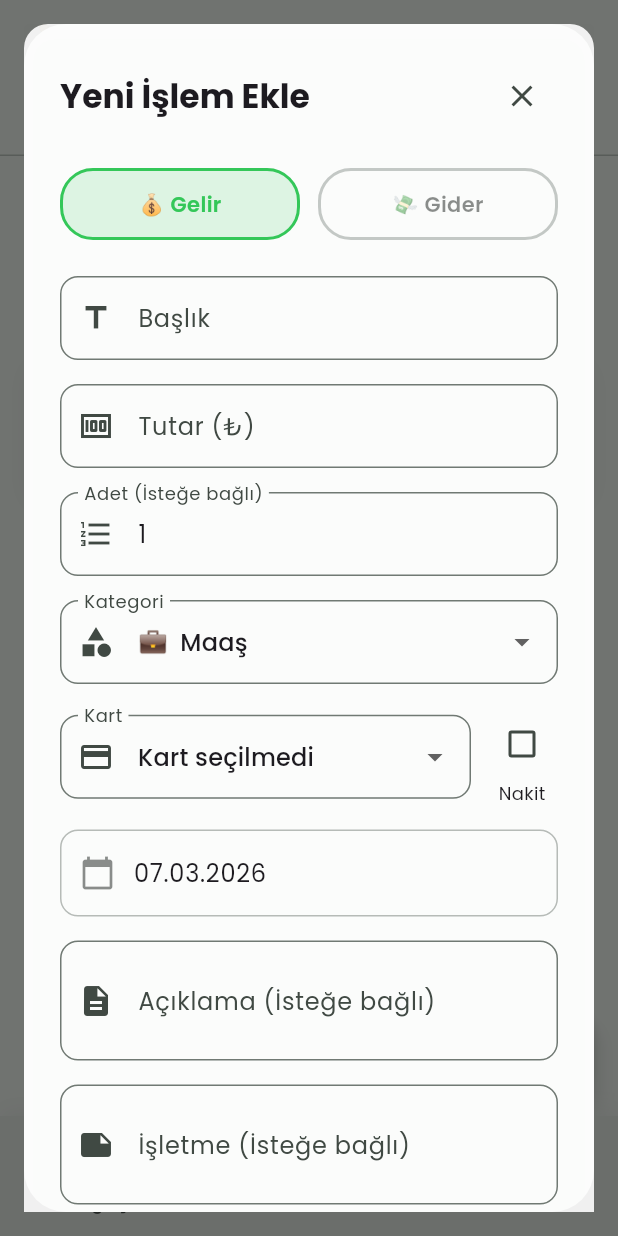
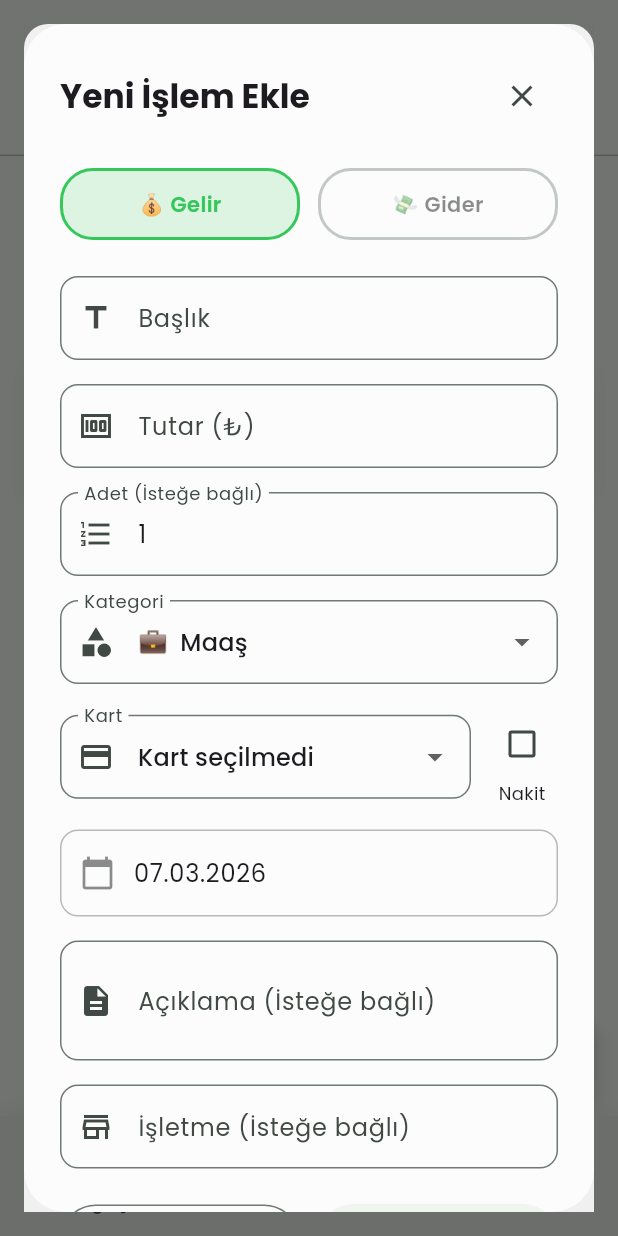
Before and after one commit to YusufErdemK/adiyok, a Flutter app: the screen it shows after launch, item 2 of the bottom bar chosen, after a tap on "İşlem Ekle", on a phone screen of 412 x 824 dp. Run offline on Flutter 3.47's test engine with Material 3 defaults, Android fonts, the phone set to English and light mode, and no system bars; our stand-ins replace audioplayers, fl_chart, flutter_markdown, google_fonts, shared_preferences.

Commit message:
new f: developed company input much better. new style and auto-complete
Signed-off-by: YusufErdemK <yusuferdemyek@gmail.com>

```diff
--- a/lib/widgets/add_transaction_dialog.dart
+++ b/lib/widgets/add_transaction_dialog.dart
@@ -115,6 +115,18 @@ class _AddTransactionDialogState extends State<AddTransactionDialog> {
     final allNodes = _flattenNodes(context.watch<TreeProvider>().roots);
     final colorScheme = Theme.of(context).colorScheme;
 
+    // Mevcut işletmeleri topla (autocomplete için)
+    final allBusinesses =
+        context
+            .watch<TransactionProvider>()
+            .transactions
+            .map((t) => t.notes)
+            .where((n) => n != null && n.trim().isNotEmpty)
+            .map((n) => n!.trim())
+            .toSet()
+            .toList()
+          ..sort();
+
     const incomeColor = Color(0xFF34C759);
     const expenseColor = Color(0xFFFF3B30);
 
@@ -154,6 +166,7 @@ class _AddTransactionDialogState extends State<AddTransactionDialog> {
               ),
               const SizedBox(height: 24),
 
+              // Gelir/Gider toggle
               Row(
                 children: [
                   Expanded(
@@ -518,17 +531,98 @@ class _AddTransactionDialogState extends State<AddTransactionDialog> {
               ),
               const SizedBox(height: 16),
 
-              TextField(
-                controller: _notesController,
+              // ── İşletme alanı — Autocomplete
+              Autocomplete<String>(
+                initialValue: TextEditingValue(text: _notesController.text),
+                optionsBuilder: (textEditingValue) {
+                  final query = textEditingValue.text.trim().toLowerCase();
+                  if (query.isEmpty) return const [];
+                  return allBusinesses.where(
+                    (b) => b.toLowerCase().contains(query),
+                  );
+                },
+                onSelected: (value) {
+                  _notesController.text = value;
+                },
+                fieldViewBuilder:
+                    (context, controller, focusNode, onFieldSubmitted) {
+                      // Sync with _notesController
+                      controller.text = _notesController.text;
+                      controller.addListener(
+                        () => _notesController.text = controller.text,
+                      );
+                      return TextField(
+                        controller: controller,
+                        focusNode: focusNode,
                         decoration: InputDecoration(
                           labelText: 'İşletme (İsteğe bağlı)',
-                  hintText: 'Örn: Migros, Emlakçı vb.',
+                          hintText: 'Örn: Migros, Starbucks...',
                           border: OutlineInputBorder(
                             borderRadius: BorderRadius.circular(12),
                           ),
-                  prefixIcon: const Icon(Icons.note),
+                          prefixIcon: const Icon(Icons.store_outlined),
+                          suffixIcon: allBusinesses.isNotEmpty
+                              ? Icon(
+                                  Icons.expand_more,
+                                  color: colorScheme.onSurface.withValues(
+                                    alpha: 0.4,
                                   ),
-                maxLines: 2,
+                                )
+                              : null,
+                        ),
+                      );
+                    },
+                optionsViewBuilder: (context, onSelected, options) {
+                  return Align(
+                    alignment: Alignment.topLeft,
+                    child: Material(
+                      elevation: 4,
+                      borderRadius: BorderRadius.circular(12),
+                      child: ConstrainedBox(
+                        constraints: const BoxConstraints(
+                          maxHeight: 200,
+                          maxWidth: 400,
+                        ),
+                        child: ListView.separated(
+                          shrinkWrap: true,
+                          padding: const EdgeInsets.symmetric(vertical: 4),
+                          itemCount: options.length,
+                          separatorBuilder: (_, __) =>
+                              Divider(height: 1, color: Colors.grey[100]),
+                          itemBuilder: (context, i) {
+                            final option = options.elementAt(i);
+                            return InkWell(
+                              onTap: () => onSelected(option),
+                              borderRadius: BorderRadius.circular(8),
+                              child: Padding(
+                                padding: const EdgeInsets.symmetric(
+                                  horizontal: 16,
+                                  vertical: 12,
+                                ),
+                                child: Row(
+                                  children: [
+                                    Icon(
+                                      Icons.store_outlined,
+                                      size: 16,
+                                      color: colorScheme.onSurface.withValues(
+                                        alpha: 0.4,
+                                      ),
+                                    ),
+                                    const SizedBox(width: 10),
+                                    Text(
+                                      option,
+                                      style: const TextStyle(fontSize: 14),
+                                    ),
+                                  ],
+                                ),
+                              ),
+                            );
+                          },
+                        ),
+                      ),
+                    ),
+                  );
+                },
               ),
               const SizedBox(height: 24),
 
```
Lines whose indentation alone changed are shown as unchanged.
